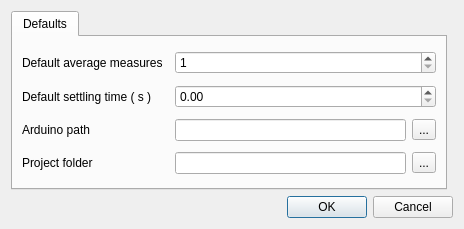
froque/AeroIST, file preferences.ui: the form before one commit.
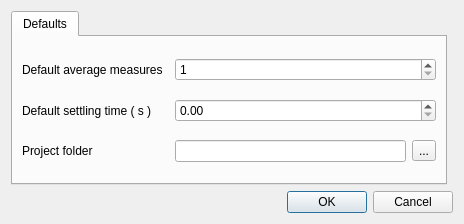
The form after the commit.

Commit message:
create an arduino variable using the same variable interface as the other variables but return null for all execpt GUI/Preferences
TODO: arduino-serial.* and botoneira* - should be better

Patch:
```diff
--- a/preferences.ui
+++ b/preferences.ui
@@ -7,7 +7,7 @@
     <x>0</x>
     <y>0</y>
     <width>464</width>
-    <height>229</height>
+    <height>224</height>
    </rect>
   </property>
   <property name="sizePolicy">
@@ -63,34 +63,17 @@
        <item row="1" column="2" colspan="2">
         <widget class="QDoubleSpinBox" name="doubleSpinBox"/>
        </item>
-       <item row="2" column="0">
-        <widget class="QLabel" name="label_4">
-         <property name="text">
-          <string>Arduino path</string>
-         </property>
-        </widget>
-       </item>
-       <item row="2" column="2">
-        <widget class="QLineEdit" name="edit_arduino"/>
-       </item>
-       <item row="2" column="3">
-        <widget class="QToolButton" name="toolButton_5">
-         <property name="text">
-          <string>...</string>
-         </property>
-        </widget>
-       </item>
-       <item row="3" column="0" colspan="2">
+       <item row="2" column="0" colspan="2">
         <widget class="QLabel" name="label_10">
          <property name="text">
           <string>Project folder</string>
          </property>
         </widget>
        </item>
-       <item row="3" column="2">
+       <item row="2" column="2">
         <widget class="QLineEdit" name="edit_project"/>
        </item>
-       <item row="3" column="3">
+       <item row="2" column="3">
         <widget class="QToolButton" name="toolButton">
          <property name="text">
           <string>...</string>
```
Left out of the diff: 2 changed lines with no effect on the pictures. The commit also changes 12 other files.
